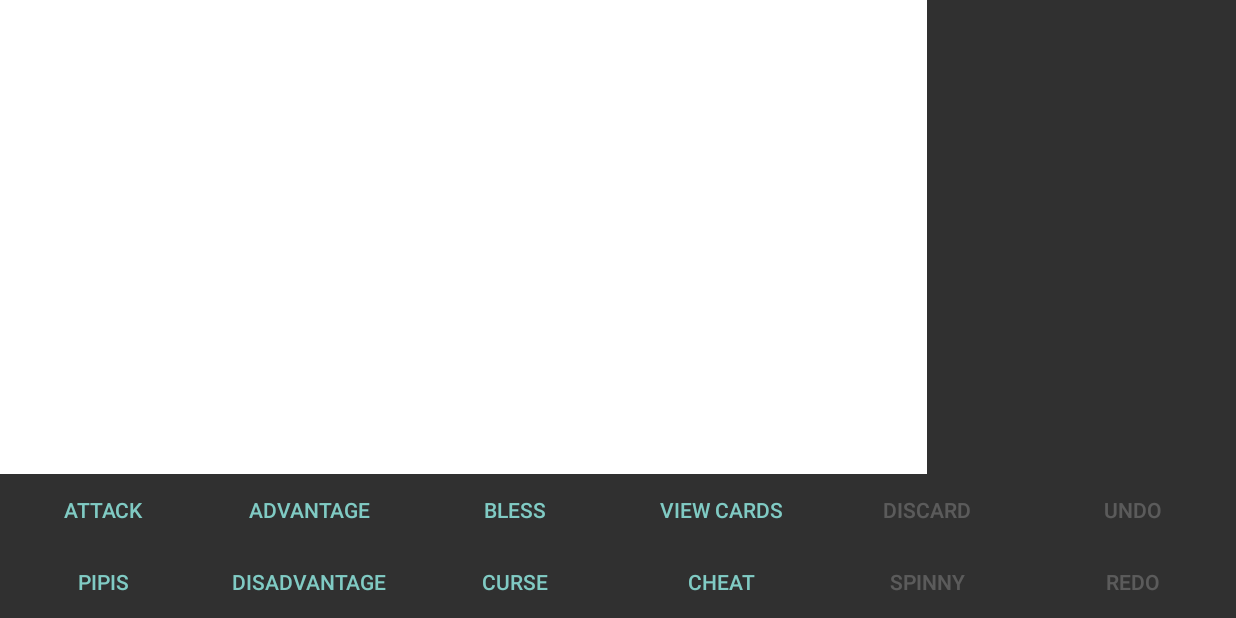
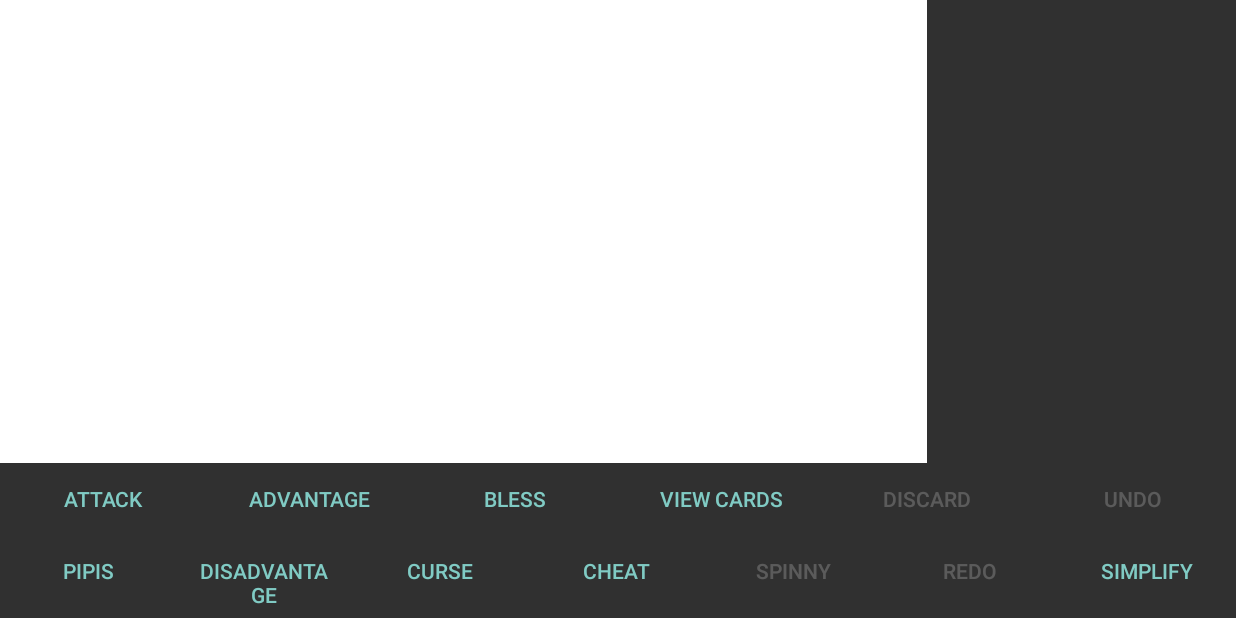
Before and after one commit to RNLFoof/GloomhavenDeck, an Android app: the screen it shows after launch (MainActivity), on a phone screen of 824 x 412 dp (held sideways). Run offline under Robolectric (Android 15) with nearby library versions, the phone set to English and light mode, and no system bars; 1 statement that could not run was skipped.

Commit message:
Added the ability to quickly reset a handful of variables.

```diff
--- a/app/src/main/res/layout-land/activity_main.xml
+++ b/app/src/main/res/layout-land/activity_main.xml
@@ -211,6 +211,15 @@
                 android:enabled="false"
                 android:text="Redo" />
 
+            <Button
+                android:id="@+id/btnSimplify"
+                style="?android:attr/buttonBarButtonStyle"
+                android:layout_width="0dp"
+                android:layout_height="wrap_content"
+                android:layout_weight="1"
+                android:enabled="true"
+                android:text="Simplify" />
+
         </LinearLayout>
     </LinearLayout>
 
```
Also changed, not shown: app/src/main/java/com/example/gloomhavendeck/MainActivity.kt (+31 -0 lines).
